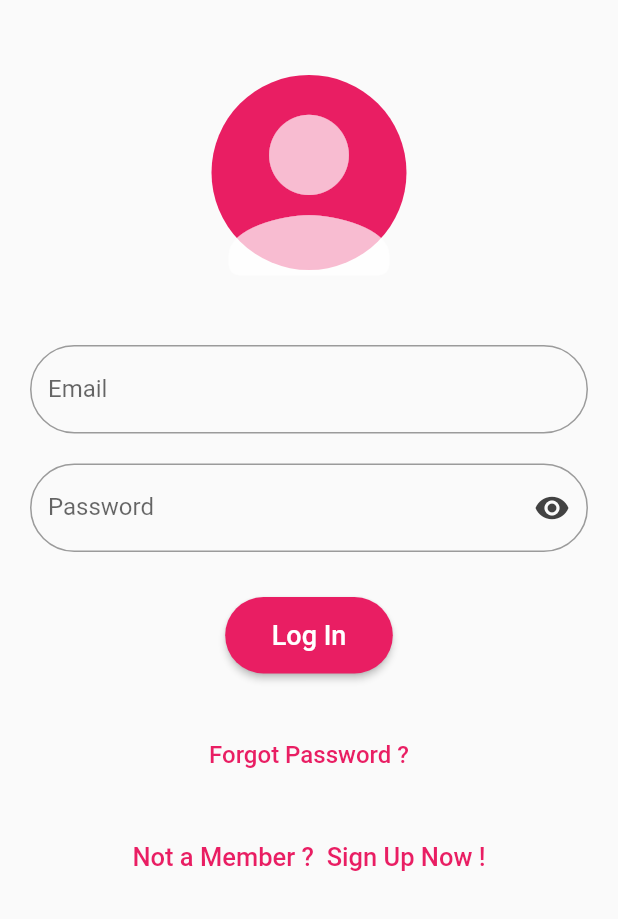
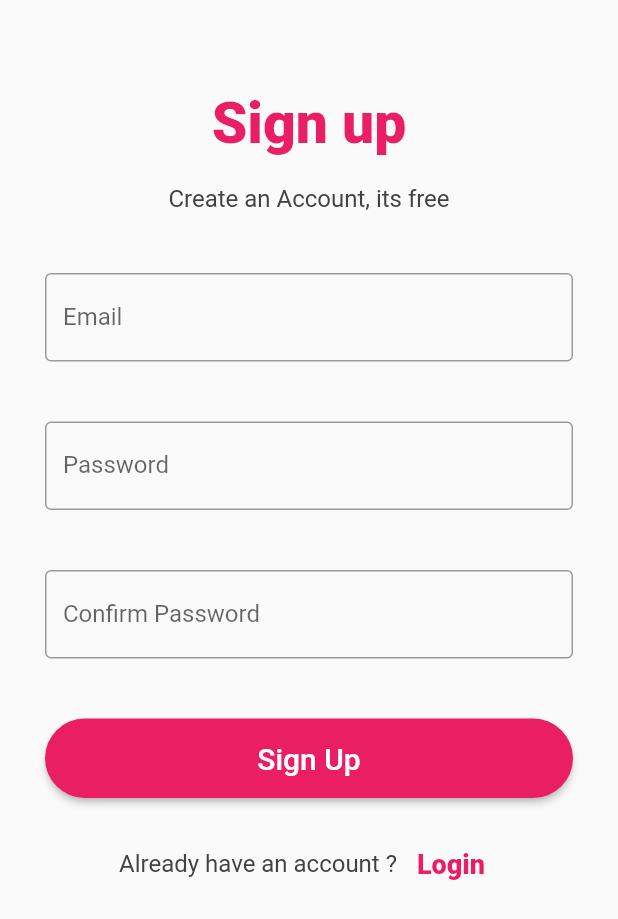
Before and after one commit to Rahul-Sharma-Github/Login_Registration_Form, a Flutter app: the screen it shows after launch, after a tap on an icon or button, on a phone screen of 412 x 824 dp. Shown: the top 919 px of the screen. Run offline on Flutter 3.47's test engine with Material 2 defaults, Android fonts, the phone set to English and light mode, and no system bars; our stand-ins replace go_router.

Commit message:
added signup page and added Route package and it's functionality.

```diff
--- a/lib/main.dart
+++ b/lib/main.dart
@@ -1,7 +1,10 @@
 // ignore_for_file: avoid_unnecessary_containers
 
 import 'package:flutter/material.dart';
-import 'login_page.dart';
+import 'pages/signup_page.dart';
+import 'pages/login_page.dart';
+
+import 'package:go_router/go_router.dart';
 
 void main() {
   runApp(const MyApp());
@@ -10,16 +13,34 @@ void main() {
 class MyApp extends StatelessWidget {
   const MyApp({super.key});
 
+  //route configuration
+  static final GoRouter router = GoRouter(
+    routes: <RouteBase>[
+      GoRoute(
+        path: '/',
+        builder: (BuildContext context, GoRouterState state) {
+          return const LoginPage();
+        },
+        routes: <RouteBase>[
+          GoRoute(
+            path: 'signup',
+            builder: (BuildContext context, GoRouterState state) {
+              return const RegistrationApp();
+            },
+          ),
+        ],
+      ),
+    ],
+  );
+
   // This widget is the root of your application.
   @override
   Widget build(BuildContext context) {
-    return MaterialApp(
+    return MaterialApp.router(
+      routerConfig: router,
       debugShowCheckedModeBanner: false,
-      title: 'Login',
-      theme: ThemeData(
-        primarySwatch: Colors.pink,
-      ),
-      home: const LoginPage(),
+      theme: ThemeData(primarySwatch: Colors.pink),
+      title: 'Login App',
     );
   }
 }
--- a/lib/login_page.dart
+++ b/lib/pages/login_page.dart
@@ -1,6 +1,7 @@
 // ignore_for_file: avoid_unnecessary_containers
 
 import 'package:flutter/material.dart';
+import 'package:go_router/go_router.dart';
 
 class LoginPage extends StatefulWidget {
   const LoginPage({super.key});
@@ -98,9 +99,9 @@ class _LoginPageState extends State<LoginPage> {
                 padding: const EdgeInsets.all(10.0),
                 child: TextButton(
                   onPressed: () {},
-                  child: const Text(
+                  child: Text(
                     'Forgot Password ?',
-                    style: TextStyle(fontSize: 16),
+                    style: TextStyle(fontSize: 16, color: Colors.grey[800]),
                   ),
                 ),
               ),
@@ -109,7 +110,7 @@ class _LoginPageState extends State<LoginPage> {
               child: Padding(
                 padding: const EdgeInsets.all(10.0),
                 child: TextButton(
-                  onPressed: () {},
+                  onPressed: () => context.go('/signup'),
                   child: const Text(
                     'Not a Member ?  Sign Up Now !',
                     style: TextStyle(fontSize: 17),
--- /dev/null
+++ b/lib/pages/signup_page.dart
@@ -0,0 +1,133 @@
+// ignore_for_file: avoid_unnecessary_containers
+
+import 'package:flutter/material.dart';
+import 'package:go_router/go_router.dart';
+
+class RegistrationApp extends StatefulWidget {
+  const RegistrationApp({super.key});
+
+  @override
+  State<RegistrationApp> createState() => _RegistrationAppState();
+}
+
+class _RegistrationAppState extends State<RegistrationApp> {
+  @override
+  Widget build(BuildContext context) {
+    return Scaffold(
+      body: SafeArea(
+        child: Padding(
+          padding: const EdgeInsets.all(10.0),
+          child: ListView(
+            children: [
+              Container(
+                alignment: Alignment.center,
+                child: const Padding(
+                  padding: EdgeInsets.fromLTRB(20, 50, 20, 10),
+                  child: Text(
+                    'Sign up',
+                    style: TextStyle(
+                      fontWeight: FontWeight.w900,
+                      fontSize: 38,
+                      color: Colors.pink,
+                    ),
+                  ),
+                ),
+              ),
+              Container(
+                alignment: Alignment.center,
+                child: Padding(
+                  padding: const EdgeInsets.fromLTRB(20, 8.0, 20, 20),
+                  child: Text(
+                    'Create an Account, its free',
+                    style: TextStyle(
+                      color: Colors.grey[800],
+                      fontSize: 16,
+                    ),
+                  ),
+                ),
+              ),
+              Container(
+                child: const Padding(
+                  padding: EdgeInsets.fromLTRB(20, 20, 20, 20),
+                  child: TextField(
+                    decoration: InputDecoration(
+                      border: OutlineInputBorder(),
+                      labelText: 'Email',
+                    ),
+                  ),
+                ),
+              ),
+              Container(
+                child: const Padding(
+                  padding: EdgeInsets.fromLTRB(20, 20, 20, 20),
+                  child: TextField(
+                    decoration: InputDecoration(
+                      border: OutlineInputBorder(),
+                      labelText: 'Password',
+                    ),
+                  ),
+                ),
+              ),
+              Container(
+                child: const Padding(
+                  padding: EdgeInsets.fromLTRB(20, 20, 20, 20),
+                  child: TextField(
+                    decoration: InputDecoration(
+                      border: OutlineInputBorder(),
+                      labelText: 'Confirm Password',
+                    ),
+                  ),
+                ),
+              ),
+              Container(
+                child: Padding(
+                  padding: const EdgeInsets.all(20.0),
+                  child: ElevatedButton(
+                    onPressed: () {},
+                    style: ButtonStyle(
+                        shape:
+                            MaterialStateProperty.all<RoundedRectangleBorder>(
+                                RoundedRectangleBorder(
+                                    borderRadius:
+                                        BorderRadius.circular(32.0)))),
+                    child: const Padding(
+                      padding: EdgeInsets.all(15.0),
+                      child: Text(
+                        'Sign Up',
+                        style: TextStyle(
+                          fontSize: 20,
+                        ),
+                      ),
+                    ),
+                  ),
+                ),
+              ),
+              Row(
+                mainAxisAlignment: MainAxisAlignment.center,
+                children: [
+                  Text(
+                    'Already have an account ? ',
+                    style: TextStyle(
+                      fontSize: 16,
+                      color: Colors.grey[800],
+                    ),
+                  ),
+                  TextButton(
+                    onPressed: () => context.go('/'),
+                    child: const Text(
+                      'Login',
+                      style: TextStyle(
+                        fontSize: 18,
+                        fontWeight: FontWeight.w800,
+                      ),
+                    ),
+                  )
+                ],
+              )
+            ],
+          ),
+        ),
+      ),
+    );
+  }
+}
--- a/pubspec.yaml
+++ b/pubspec.yaml
@@ -36,6 +36,7 @@ dependencies:
   # The following adds the Cupertino Icons font to your application.
   # Use with the CupertinoIcons class for iOS style icons.
   cupertino_icons: ^1.0.2
+  go_router: ^6.0.8
 
 dev_dependencies:
   flutter_test:
```
Also changed, not shown: pubspec.lock.
